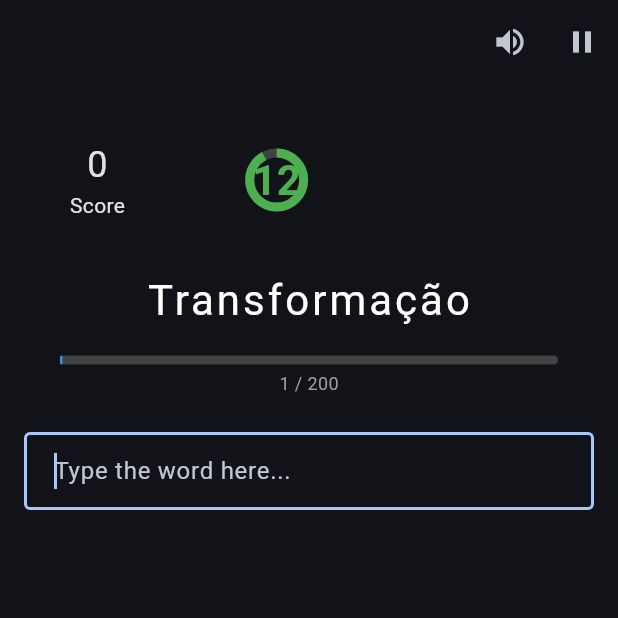
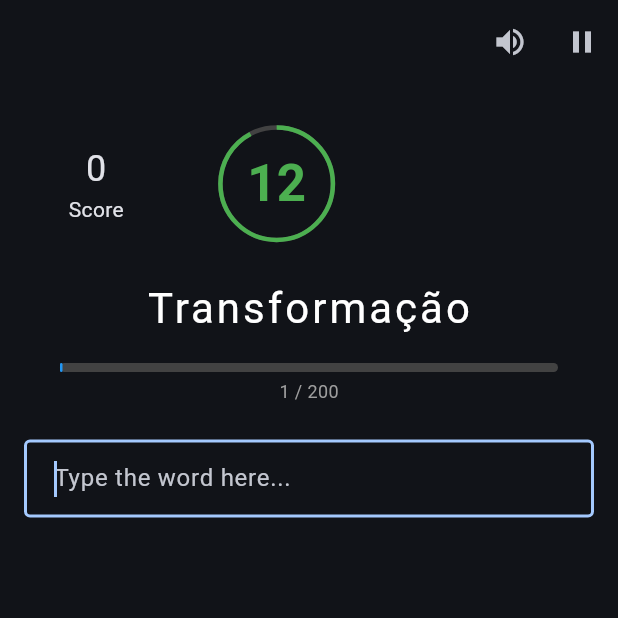
Before and after one commit to EclesiasteVaz/super-teclas-flutter, a Flutter app: the GamePage screen opened directly, on a phone screen of 412 x 824 dp, the top half of it. Run offline on Flutter 3.47's test engine with Material 3 defaults, Android fonts, the phone set to English and light mode, and no system bars; our stand-ins replace audioplayers, shared_preferences, supabase_flutter; missing offline and left inert: encrypt; accounts and stored records are empty.

Commit message:
fix: prevent audio playback during navigation and adjust UI element sizes

```diff
--- a/lib/src/ui/pages/game_page.dart
+++ b/lib/src/ui/pages/game_page.dart
@@ -45,6 +45,7 @@ class _GamePageState extends State<GamePage> with WidgetsBindingObserver {
       await _audioPlayer.resume();
       _playerCompleteSubscription =
           _audioPlayer.onPlayerComplete.listen((event) async {
+        if (_isNavigating) return;
         await _audioPlayer
             .setSource(AssetSource("audios/stranger-things-124008.mp3"));
         await _audioPlayer.resume();
@@ -237,14 +238,17 @@ class _GamePageState extends State<GamePage> with WidgetsBindingObserver {
           ],
         ),
         SizedBox(
-          width: 80,
-          height: 80,
+          width: 85,
+          height: 85,
           child: Stack(
             alignment: Alignment.center,
             children: [
-              CircularProgressIndicator(
+              SizedBox(
+                width: 75,
+                height: 75,
+                child: CircularProgressIndicator(
                   value: _time / gameService.getTimeForWord(),
-                strokeWidth: 6,
+                  strokeWidth: 3,
                   backgroundColor: Colors.grey[800],
                   valueColor: AlwaysStoppedAnimation<Color>(
                     _time > 5
@@ -254,10 +258,11 @@ class _GamePageState extends State<GamePage> with WidgetsBindingObserver {
                             : Colors.red,
                   ),
                 ),
+              ),
               Text(
                 _time.toString(),
                 style: TextStyle(
-                  fontSize: 28,
+                  fontSize: 34,
                   fontWeight: FontWeight.bold,
                   color: _time > 5
                       ? Colors.green
```
Lines whose indentation alone changed are shown as unchanged.
